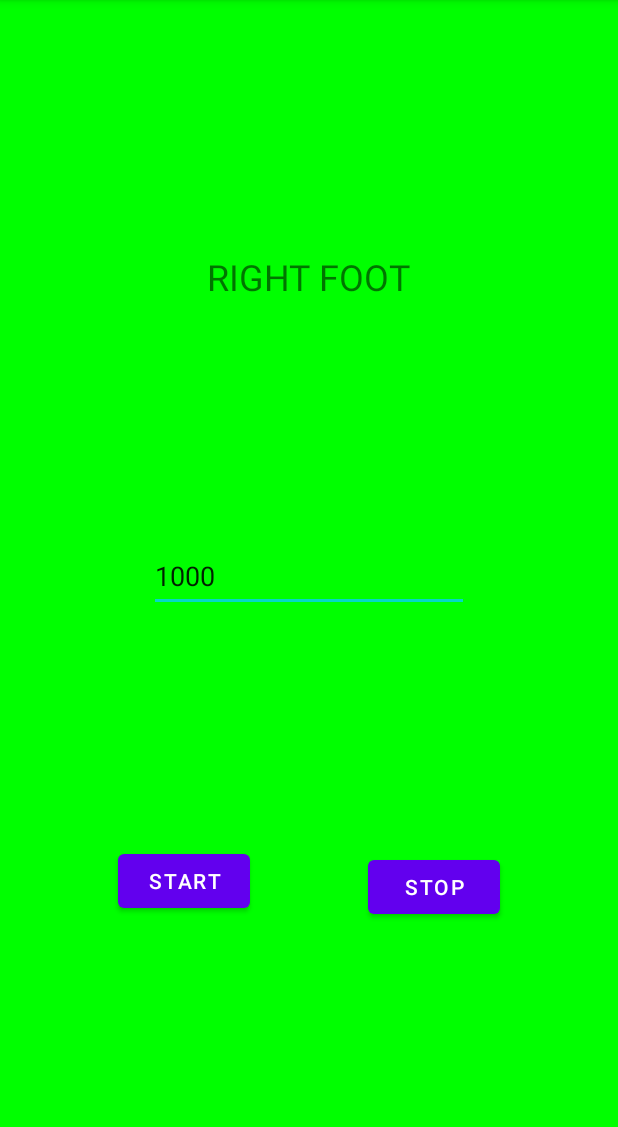
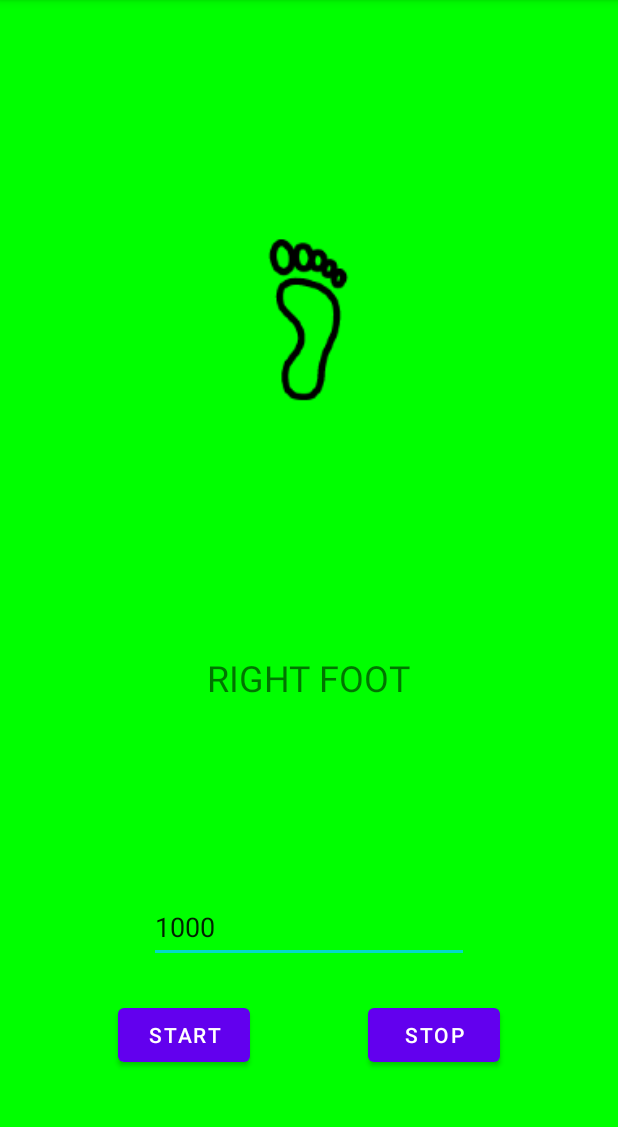
Before and after one commit to pahulhallan/Twister, an Android app: the screen it shows after launch (MainActivity), after a tap on "START", on a phone screen of 412 x 824 dp, the part 84-1211 px from its top. Run offline under Robolectric (Android 15) with nearby library versions, the phone set to English and light mode, and no system bars.

Commit message:
Images displayed in addition to text

```diff
--- a/app/src/main/java/com/example/twister/MainActivity.java
+++ b/app/src/main/java/com/example/twister/MainActivity.java
@@ -46,20 +46,27 @@ public class MainActivity extends AppCompatActivity {
     private void chooseLimb() {
         int randomNum = rand.nextInt((max - min) + 1) + min;
         TextView limb = findViewById(R.id.limb);
+        ImageView limbImage = findViewById(R.id.imageLimb);
         switch (randomNum) {
             case 1:
                 limb.setText("LEFT FOOT");
+                limbImage.setImageResource(R.mipmap.leftfoot_foreground);
                 break;
             case 2:
                 limb.setText("LEFT HAND");
+                limbImage.setImageResource(R.mipmap.lefthand_foreground);
                 break;
             case 3:
                 limb.setText("RIGHT FOOT");
+                limbImage.setImageResource(R.mipmap.rightfoot_foreground);
                 break;
             case 4:
                 limb.setText("RIGHT HAND");
+                limbImage.setImageResource(R.mipmap.righthand_foreground);
                 break;}
     }
+
+
 
     public void chooseColor() {
         int randomNum = rand.nextInt((max - min) + 1) + min;
--- a/app/src/main/res/layout/activity_main.xml
+++ b/app/src/main/res/layout/activity_main.xml
@@ -14,10 +14,9 @@
         android:text="START"
         app:layout_constraintBottom_toBottomOf="parent"
         app:layout_constraintEnd_toStartOf="@+id/stop"
-        app:layout_constraintHorizontal_bias="0.33"
         app:layout_constraintStart_toStartOf="parent"
         app:layout_constraintTop_toBottomOf="@+id/delay"
-        app:layout_constraintVertical_bias="0.498" />
+        app:layout_constraintVertical_bias="0.31" />
 
     <Button
         android:id="@+id/stop"
@@ -29,7 +28,7 @@
         app:layout_constraintEnd_toEndOf="parent"
         app:layout_constraintStart_toEndOf="@+id/start"
         app:layout_constraintTop_toBottomOf="@+id/delay"
-        app:layout_constraintVertical_bias="0.51" />
+        app:layout_constraintVertical_bias="0.31" />
 
     <EditText
         android:id="@+id/delay"
@@ -43,16 +42,27 @@
         app:layout_constraintBottom_toBottomOf="parent"
         app:layout_constraintEnd_toEndOf="parent"
         app:layout_constraintStart_toStartOf="parent"
-        app:layout_constraintTop_toTopOf="parent" />
+        app:layout_constraintTop_toBottomOf="@+id/limb" />
 
     <TextView
         android:id="@+id/limb"
         android:layout_width="wrap_content"
         android:layout_height="wrap_content"
-        android:layout_marginTop="8dp"
         android:textSize="24sp"
         app:layout_constraintBottom_toTopOf="@+id/delay"
         app:layout_constraintEnd_toEndOf="parent"
         app:layout_constraintStart_toStartOf="parent"
-        app:layout_constraintTop_toTopOf="parent" />
+        app:layout_constraintTop_toBottomOf="@+id/imageLimb" />
+
+    <ImageView
+        android:id="@+id/imageLimb"
+        android:layout_width="205dp"
+        android:layout_height="175dp"
+        android:layout_marginBottom="8dp"
+        app:layout_constraintBottom_toTopOf="@+id/limb"
+        app:layout_constraintEnd_toEndOf="parent"
+        app:layout_constraintStart_toStartOf="parent"
+        app:layout_constraintTop_toTopOf="parent"
+        app:layout_constraintVertical_bias="0.19"
+        app:srcCompat="@mipmap/lefthand_foreground" />
 </androidx.constraintlayout.widget.ConstraintLayout>
```
